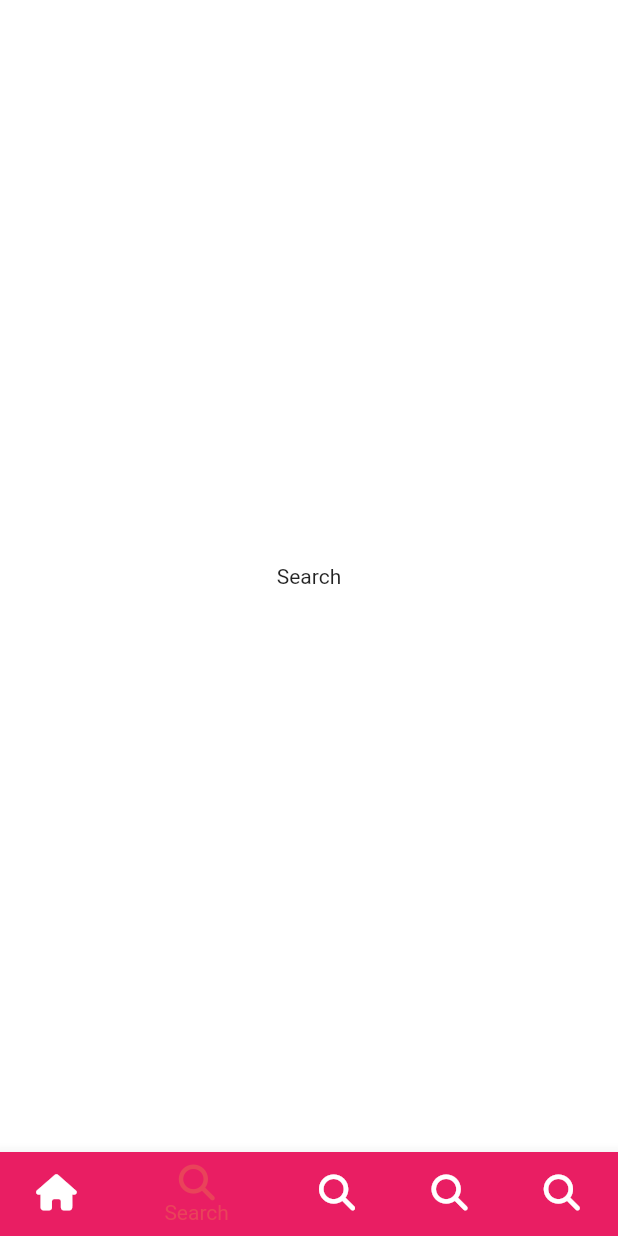
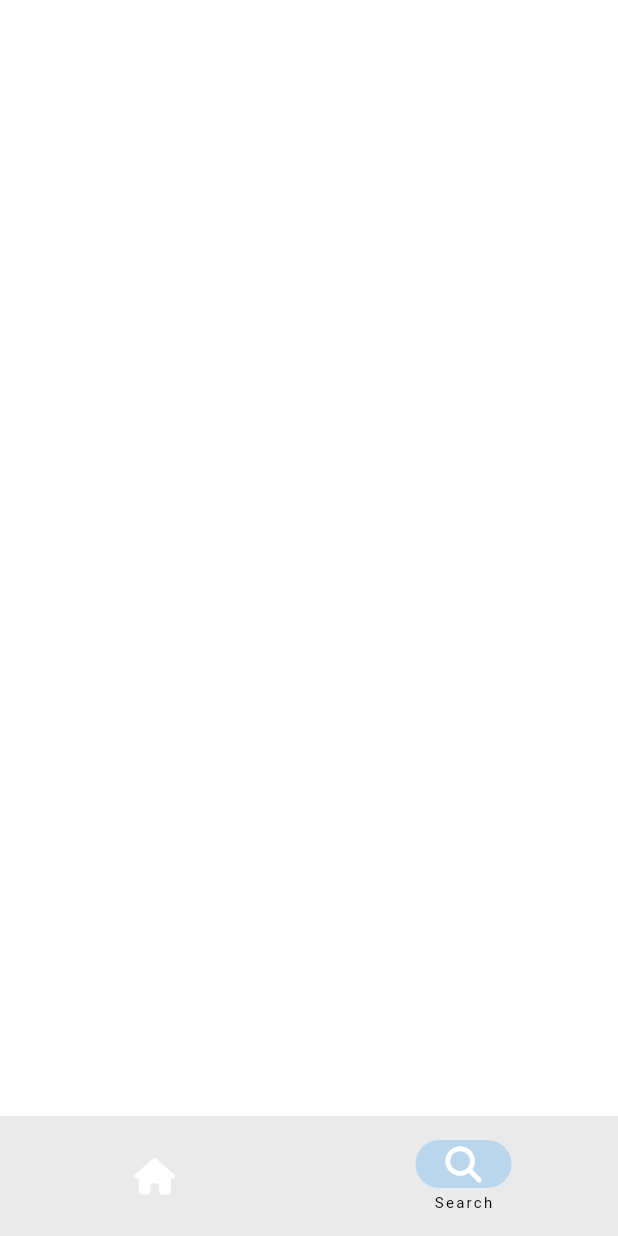
Before and after one commit to bigwave-cho/flutter-challenge, a Flutter app: the screen it shows after launch, item 2 of the bottom bar chosen, on a phone screen of 412 x 824 dp. Run offline on Flutter 3.47's test engine with Material 2 defaults, Android fonts, the phone set to English and light mode, and no system bars; our stand-ins replace font_awesome_flutter, pin_code_fields.

Commit message:
Material Nav tab bar 사용법

```diff
--- a/lib/features/main_navigation/main_navigation.dart
+++ b/lib/features/main_navigation/main_navigation.dart
@@ -10,6 +10,47 @@ class MainNavigation extends StatefulWidget {
 
 class _MainNavigationState extends State<MainNavigation> {
   int _selectedIndex = 0;
+  void _onTap(int index) {
+    setState(() {
+      _selectedIndex = index;
+    });
+  }
+
+  @override
+  Widget build(BuildContext context) {
+    return Scaffold(
+      bottomNavigationBar: NavigationBar(
+        labelBehavior: NavigationDestinationLabelBehavior.onlyShowSelected,
+        selectedIndex: _selectedIndex,
+        onDestinationSelected: _onTap,
+        destinations: const [
+          NavigationDestination(
+            icon: FaIcon(
+              FontAwesomeIcons.house,
+              color: Colors.white,
+            ),
+            label: 'Home',
+          ),
+          NavigationDestination(
+            icon: FaIcon(
+              FontAwesomeIcons.magnifyingGlass,
+              color: Colors.white,
+            ),
+            label: 'Search',
+          ),
+        ],
+      ),
+    );
+  }
+}
+
+
+/*
+
+      body: screens[_selectedIndex],
+
+
+ int _selectedIndex = 0;
 
   final screens = [
     Center(
@@ -35,11 +76,8 @@ class _MainNavigationState extends State<MainNavigation> {
     });
   }
 
-  @override
-  Widget build(BuildContext context) {
-    return Scaffold(
-      body: screens[_selectedIndex],
-      bottomNavigationBar: BottomNavigationBar(
+
+BottomNavigationBar(
         currentIndex: _selectedIndex,
         onTap: _onTap,
         selectedItemColor: Theme.of(context).primaryColor,
@@ -86,7 +124,4 @@ class _MainNavigationState extends State<MainNavigation> {
             backgroundColor: Colors.grey,
           ),
         ],
-      ),
-    );
-  }
-}
+      ), */
```
